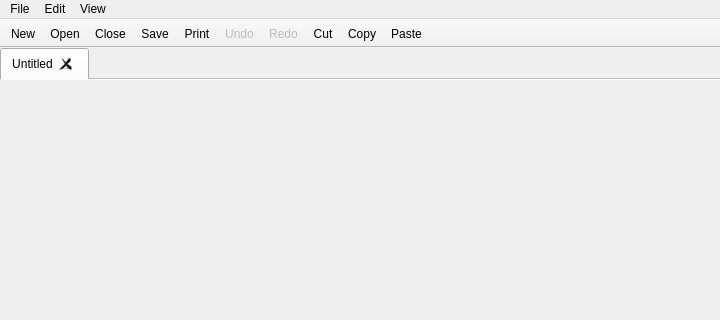
First picture: the form in mainwindow.ui, repository obiwankennedy/cahootseditor, before the edit; both pictures show x 0 to 720 and y 0 to 320 of the 720 by 635 pixel window.
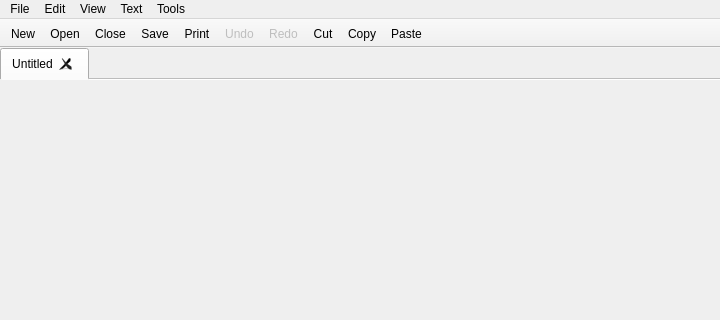
Second picture: the form after the edit. Icons and pictures are not drawn.

Commit message: Added some mainwindow actions, and added some rules to the cpphighlighter. Unfinished, and not all are in the correct spot, and it may be for nought if we change to an XML parser, but hey.

Patch:
```diff
--- a/mainwindow.ui
+++ b/mainwindow.ui
@@ -103,10 +103,27 @@
     <addaction name="actionView_Show_Participants"/>
     <addaction name="separator"/>
     <addaction name="actionView_Line_Wrap"/>
+    <addaction name="actionSplit_Window"/>
+   </widget>
+   <widget class="QMenu" name="menuText">
+    <property name="title">
+     <string>Text</string>
+    </property>
+    <addaction name="actionShift_Left"/>
+    <addaction name="actionShift_Right"/>
+    <addaction name="actionComment_Uncomment"/>
+   </widget>
+   <widget class="QMenu" name="menuTools">
+    <property name="title">
+     <string>Tools</string>
+    </property>
+    <addaction name="actionPreview_as_HTML"/>
    </widget>
    <addaction name="menuFile"/>
    <addaction name="menuEdit"/>
    <addaction name="menuView"/>
+   <addaction name="menuText"/>
+   <addaction name="menuTools"/>
   </widget>
   <widget class="QToolBar" name="mainToolBar">
    <property name="enabled">
```
Left out of the diff: 37 changed lines with no effect on the pictures. The commit also changes 1 other file.
